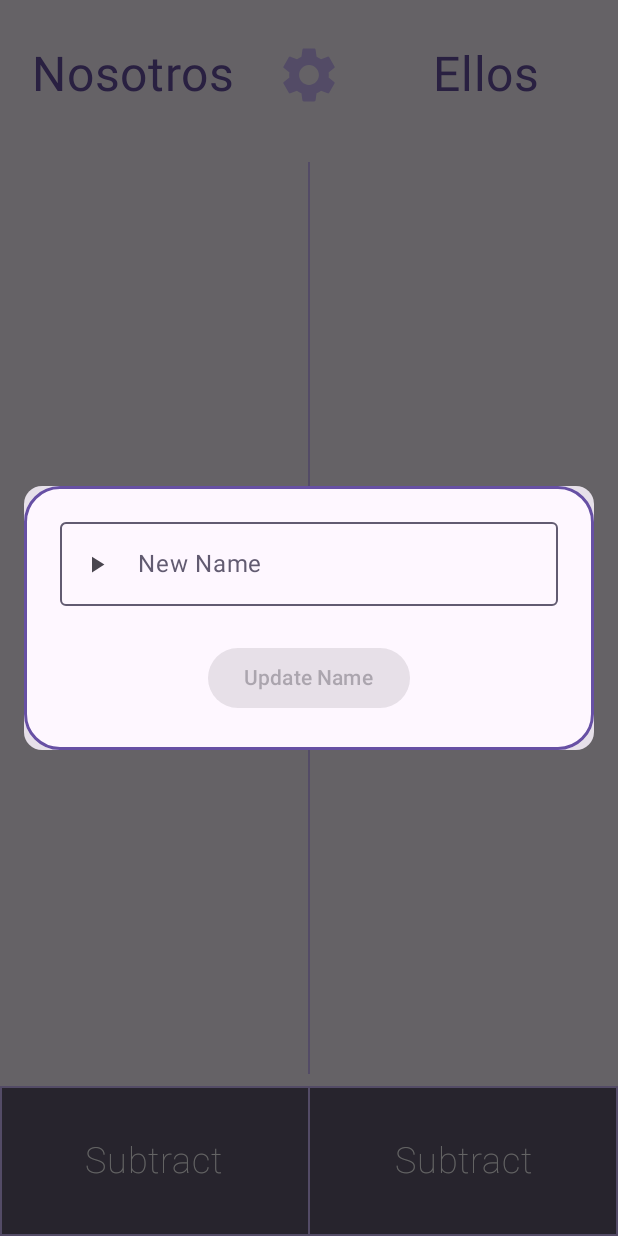
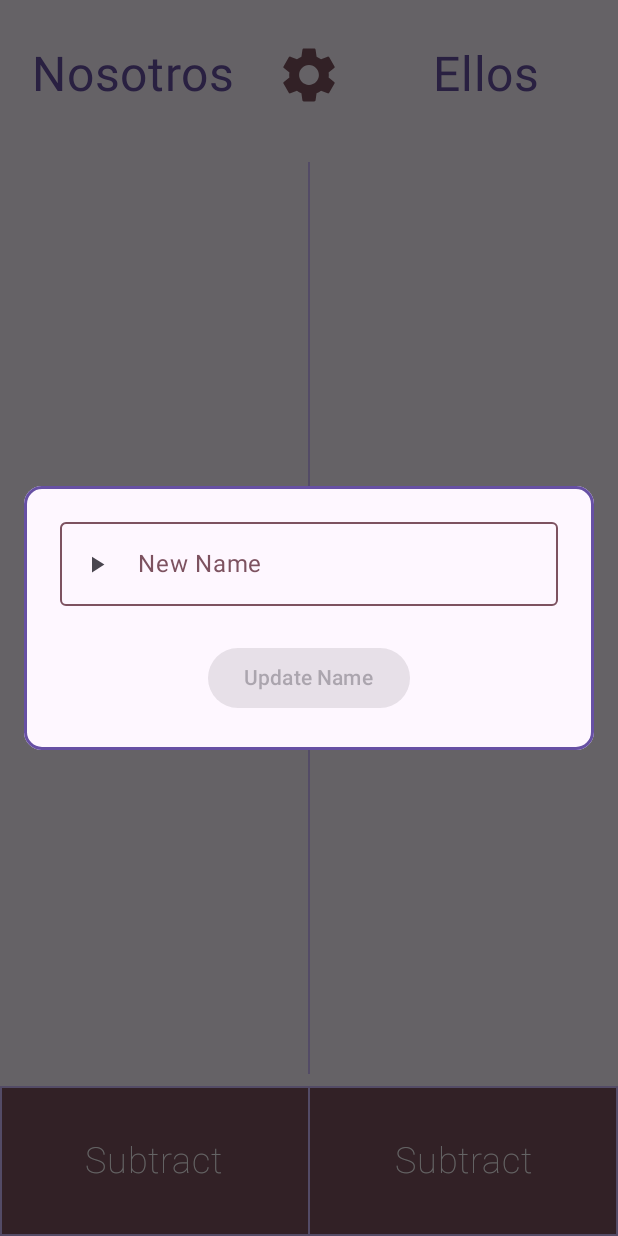
Before and after one commit to ErichSchnell/YourPoints, an Android app built with Jetpack Compose: the composable TrucoScreen called with empty values, after a tap on "Nosotros", on a phone screen of 412 x 824 dp. Run offline under Robolectric (Android 15) with nearby library versions, the phone set to English and light mode, and no system bars; our stand-ins replace Dagger/Hilt's generated code.

Commit message:
TrucoScreen view finished

```diff
--- a/app/src/main/java/com/example/yourpoints/presentation/ui/truco/TrucoScreen.kt
+++ b/app/src/main/java/com/example/yourpoints/presentation/ui/truco/TrucoScreen.kt
@@ -221,7 +221,7 @@ fun Cabecera(
                 .size(44.dp)
                 .clickable { onClickSetting() },
             imageVector = Icons.Default.Settings,
-            tint = MaterialTheme.colorScheme.inversePrimary,
+            tint = MaterialTheme.colorScheme.tertiary,
             contentDescription = ""
         )
 
@@ -339,10 +339,10 @@ fun RestarPuntos(
         Box (modifier = Modifier
             .fillMaxHeight()
             .weight(1f)
-            .background(MaterialTheme.colorScheme.secondary)
+            .background(MaterialTheme.colorScheme.tertiary)
             .clickable { decreasePlayer1() },
             contentAlignment = Alignment.Center){
-            Text(text = string_restar_point, fontSize = 24.sp, color = MaterialTheme.colorScheme.onSecondary, fontWeight = FontWeight.ExtraLight)
+            Text(text = string_restar_point, fontSize = 24.sp, color = MaterialTheme.colorScheme.onTertiary, fontWeight = FontWeight.ExtraLight)
         }
         Divider(
             color = MaterialTheme.colorScheme.inversePrimary,
@@ -353,10 +353,10 @@ fun RestarPuntos(
         Box (modifier = Modifier
             .fillMaxHeight()
             .weight(1f)
-            .background(MaterialTheme.colorScheme.secondary)
+            .background(MaterialTheme.colorScheme.tertiary)
             .clickable { decreasePlayer2() },
             contentAlignment = Alignment.Center){
-            Text(text = string_restar_point, fontSize = 24.sp, color = MaterialTheme.colorScheme.onSecondary, fontWeight = FontWeight.ExtraLight)
+            Text(text = string_restar_point, fontSize = 24.sp, color = MaterialTheme.colorScheme.onTertiary, fontWeight = FontWeight.ExtraLight)
         }
     }
 }
@@ -370,9 +370,9 @@ fun DialogSetting(pointCurrent:Int ,onDismissRequest:() -> Unit, onClickResetAnn
         Card (
             modifier = Modifier
                 .fillMaxWidth()
-                .clip(RoundedCornerShape(24.dp))
+                .clip(RoundedCornerShape(12.dp))
                 .padding(horizontal = 16.dp)
-                .border(2.dp, MaterialTheme.colorScheme.primary, RoundedCornerShape(24.dp))
+                .border(2.dp, MaterialTheme.colorScheme.primary, RoundedCornerShape(12.dp))
         ) {
             Column(modifier = Modifier
                 .fillMaxWidth()
@@ -391,14 +391,14 @@ fun DialogSetting(pointCurrent:Int ,onDismissRequest:() -> Unit, onClickResetAnn
                             selected = selectedPoint == points,
                             onClick = { selectedPoint = points }
                         )
-                        Text(text = "$points")
+                        Text(text = "$points", color = MaterialTheme.colorScheme.onBackground)
                     }
                 }
                 Button(
                     modifier = Modifier.padding(24.dp),
                     colors = ButtonDefaults.buttonColors(
-                        contentColor = MaterialTheme.colorScheme.primary,
-                        containerColor = MaterialTheme.colorScheme.inversePrimary,
+                        containerColor = MaterialTheme.colorScheme.primary,
+                        contentColor = MaterialTheme.colorScheme.onPrimary,
                     ),onClick = { onClickResetAnnotator(selectedPoint) }) {
                     Text(text = "RESET")
                 }
@@ -416,20 +416,20 @@ fun DialogChangeName(onDismissRequest:() -> Unit, onChangeName:(String) -> Unit)
         Card (
             modifier = Modifier
                 .fillMaxWidth()
-                .clip(RoundedCornerShape(24.dp))
+                .clip(RoundedCornerShape(12.dp))
                 .padding(horizontal = 16.dp)
-                .border(2.dp, MaterialTheme.colorScheme.primary, RoundedCornerShape(24.dp))
+                .border(2.dp, MaterialTheme.colorScheme.primary,RoundedCornerShape(12.dp))
         ) {
             Column(modifier = Modifier
                 .fillMaxWidth()
-                .clip(RoundedCornerShape(24.dp))
+                .clip(RoundedCornerShape(12.dp))
                 .background(MaterialTheme.colorScheme.background),
                 horizontalAlignment = Alignment.CenterHorizontally
             ) {
                 Spacer(modifier = Modifier.height(16.dp))
 
                 OutlinedTextField(
-                    label = { Text(text = "New Name", color = MaterialTheme.colorScheme.secondary) },
+                    label = { Text(text = "New Name", color = MaterialTheme.colorScheme.tertiary) },
                     modifier = Modifier
                         .fillMaxWidth()
                         .padding(horizontal = 24.dp),
@@ -450,17 +450,17 @@ fun DialogChangeName(onDismissRequest:() -> Unit, onChangeName:(String) -> Unit)
                     },
                     colors = OutlinedTextFieldDefaults.colors(
                         cursorColor = MaterialTheme.colorScheme.primary,
-                        focusedTextColor = MaterialTheme.colorScheme.inversePrimary,
+                        focusedTextColor = MaterialTheme.colorScheme.primary,
                         focusedBorderColor = MaterialTheme.colorScheme.primary,
-                        unfocusedBorderColor = MaterialTheme.colorScheme.secondary
+                        unfocusedBorderColor = MaterialTheme.colorScheme.tertiary
                     )
                 )
 
                 Button(
                     modifier = Modifier.padding(24.dp),
                     colors = ButtonDefaults.buttonColors(
-                        containerColor = MaterialTheme.colorScheme.onPrimary,
-                        contentColor = MaterialTheme.colorScheme.primary
+                        containerColor = MaterialTheme.colorScheme.primary,
+                        contentColor = MaterialTheme.colorScheme.onPrimary
                     ),
                     onClick = {
                         onChangeName(name)
@@ -484,14 +484,14 @@ fun DialogFinishGame(winner:String, onClickCancel:() -> Unit, onClickResetAnnota
         Card (
             modifier = Modifier
                 .fillMaxWidth()
-                .clip(RoundedCornerShape(24.dp))
+                .clip(RoundedCornerShape(12.dp))
                 .padding(horizontal = 16.dp)
-                .border(2.dp, MaterialTheme.colorScheme.primary, RoundedCornerShape(24.dp)),
+                .border(2.dp, MaterialTheme.colorScheme.primary, RoundedCornerShape(12.dp)),
 
             ) {
             Column(modifier = Modifier
                 .fillMaxWidth()
-                .clip(RoundedCornerShape(24.dp))
+                .clip(RoundedCornerShape(12.dp))
                 .background(MaterialTheme.colorScheme.background),
                 horizontalAlignment = Alignment.CenterHorizontally
             ) {
@@ -499,26 +499,26 @@ fun DialogFinishGame(winner:String, onClickCancel:() -> Unit, onClickResetAnnota
 
                 Row (modifier = Modifier.fillMaxWidth(), horizontalArrangement = Arrangement.Center){
                     Text(text = string_winner_game, fontSize = 24.sp, color = MaterialTheme.colorScheme.primary, fontWeight = FontWeight.Bold)
-                    Text(text = " $winner", fontSize = 24.sp, color = MaterialTheme.colorScheme.secondary, fontWeight = FontWeight.Bold)
+                    Text(text = " $winner", fontSize = 24.sp, color = MaterialTheme.colorScheme.inversePrimary, fontWeight = FontWeight.Bold)
                 }
                 Spacer(modifier = Modifier.height(24.dp))
 
                 Row (modifier = Modifier
                     .fillMaxWidth()
-                    .padding(24.dp), horizontalArrangement = Arrangement.Center) {
+                    .padding(24.dp), horizontalArrangement = Arrangement.Center, verticalAlignment = Alignment.CenterVertically) {
                     Button(
-                        modifier = Modifier.padding(end = 24.dp),
+                        modifier = Modifier.padding(8.dp),
                         colors = ButtonDefaults.buttonColors(
-                            containerColor = MaterialTheme.colorScheme.onPrimary,
-                            contentColor = MaterialTheme.colorScheme.primary
+                            containerColor = MaterialTheme.colorScheme.primary,
+                            contentColor = MaterialTheme.colorScheme.onPrimary
                         ),onClick = {onClickCancel()}) {
                         Text(text = string_cancel)
                     }
                     Button(
-                        modifier = Modifier.padding(end = 24.dp),
+                        modifier = Modifier.padding(8.dp),
                         colors = ButtonDefaults.buttonColors(
-                            containerColor = MaterialTheme.colorScheme.onPrimary,
-                            contentColor = MaterialTheme.colorScheme.primary
+                            containerColor = MaterialTheme.colorScheme.primary,
+                            contentColor = MaterialTheme.colorScheme.onPrimary
                         ),onClick = {onClickResetAnnotator()}) {
                         Text(text = string_reset)
                     }
```
